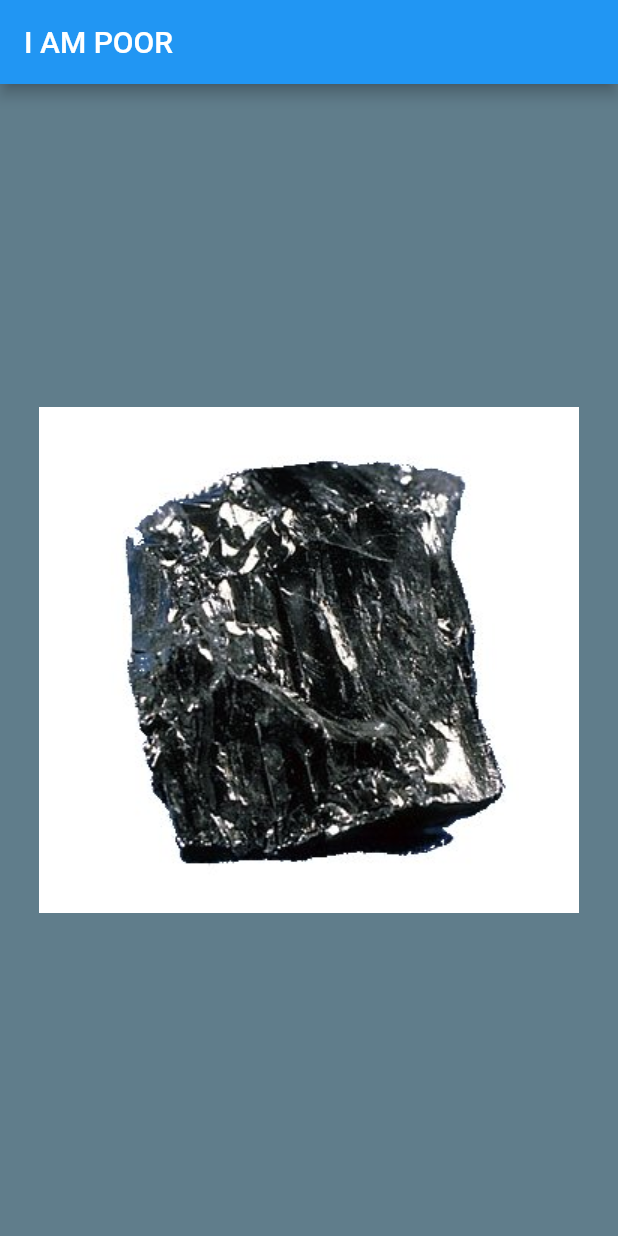
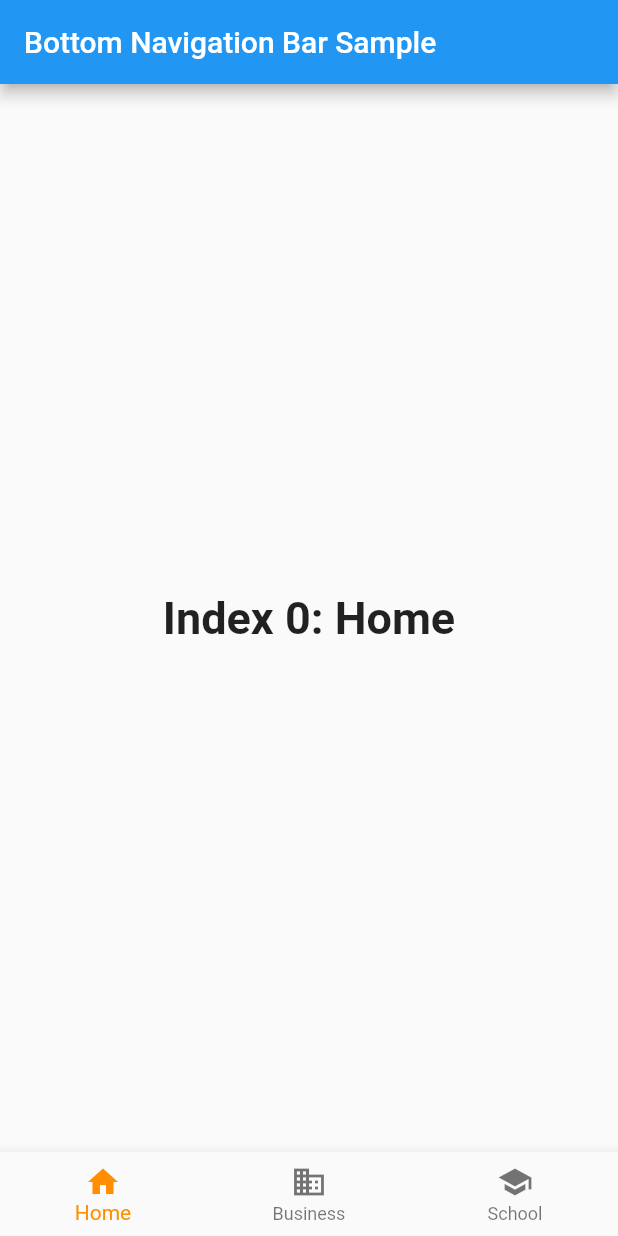
Before and after one commit to tsukahara-hirokazu/i_am_poor, a Flutter app: the screen it shows after launch, on a phone screen of 412 x 824 dp. Run offline on Flutter 3.47's test engine with Material 2 defaults, Android fonts, the phone set to English and light mode, and no system bars.

Commit message:
To create a BottomNavigationBar sample on Flutter

```diff
--- a/lib/main.dart
+++ b/lib/main.dart
@@ -1,16 +1,70 @@
 import 'package:flutter/material.dart';
 
-void main() => runApp(MaterialApp(
-      home: Scaffold(
-        backgroundColor: Colors.blueGrey,
-        appBar: AppBar(
-          backgroundColor: Colors.blue,
-          title: Text("I AM POOR"),
-        ),
-        body: Center(
-          child: Image(
-            image: AssetImage('images/coal.jpg'),
+void main() => runApp(MyApp());
+
+class MyApp extends StatelessWidget {
+  static const String _title = 'Bottom Navigation Sample';
+
+  @override
+  Widget build(BuildContext context) {
+    return MaterialApp(
+      title: _title,
+      home: MyStatefulWidget(),
+    );
+  }
+}
+
+class MyStatefulWidget extends StatefulWidget {
+  MyStatefulWidget({Key key}) : super(key: key);
+
+  @override
+  _MyStatefulWidgetState createState() => _MyStatefulWidgetState();
+}
+
+class _MyStatefulWidgetState extends State<MyStatefulWidget> {
+  int _selectedIndex = 0;
+  static const TextStyle optionStyle =
+      TextStyle(fontSize: 30, fontWeight: FontWeight.bold);
+  static const List<Widget> _widgetOptions = <Widget>[
+    Text('Index 0: Home', style: optionStyle),
+    Text('Index 1: Business', style: optionStyle),
+    Text('Index 2: School', style: optionStyle),
+  ];
+
+  void _onItemTapped(int index) {
+    setState(() {
+      _selectedIndex = index;
+    });
+  }
+
+  @override
+  Widget build(BuildContext context) {
+    return Scaffold(
+      appBar: AppBar(
+        title: const Text('Bottom Navigation Bar Sample'),
+      ),
+      body: Center(
+        child: _widgetOptions.elementAt(_selectedIndex),
+      ),
+      bottomNavigationBar: BottomNavigationBar(
+        items: const <BottomNavigationBarItem>[
+          BottomNavigationBarItem(
+            icon: Icon(Icons.home),
+            title: Text('Home'),
           ),
-        ),
+          BottomNavigationBarItem(
+            icon: Icon(Icons.business),
+            title: Text('Business'),
+          ),
+          BottomNavigationBarItem(
+            icon: Icon(Icons.school),
+            title: Text('School'),
+          ),
+        ],
+        currentIndex: _selectedIndex,
+        selectedItemColor: Colors.amber[800],
+        onTap: _onItemTapped,
       ),
-    ));
+    );
+  }
+}
```
